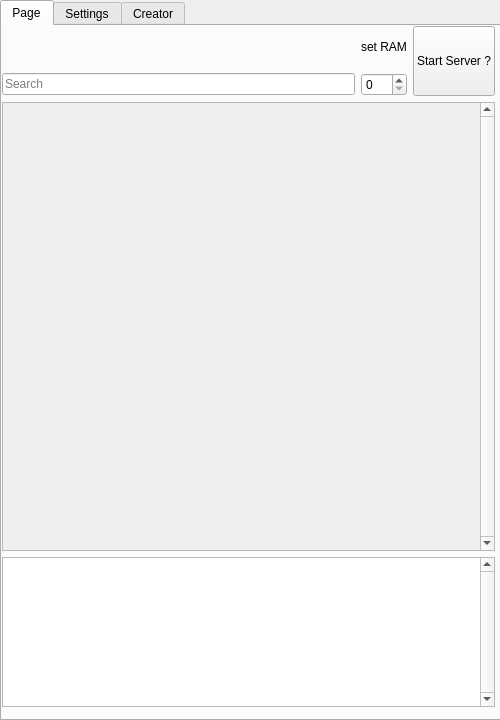
Neeko-iko/JavierLauncher, file Internals/Super Internals/JavierUI.ui: the form before one commit.
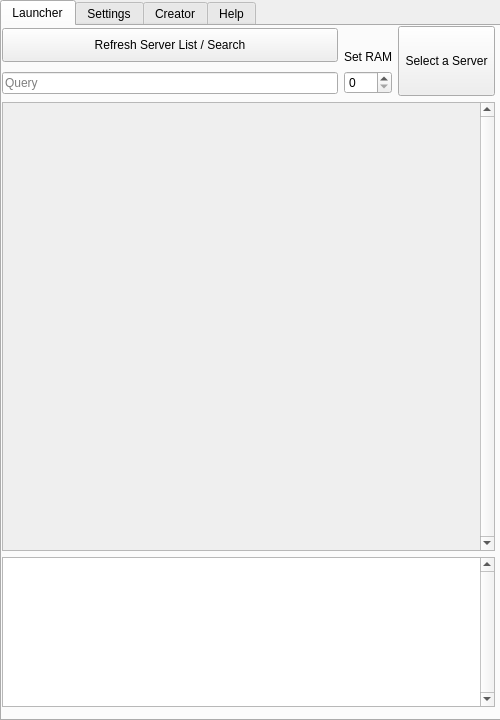
The form after the commit.

Commit message: updated formatting, search placeholder, logo, buncha more stuffs isn't that all neat and dandy

```diff
--- a/Internals/Super Internals/JavierUI.ui
+++ b/Internals/Super Internals/JavierUI.ui
@@ -56,9 +56,12 @@
     <property name="currentIndex">
      <number>0</number>
     </property>
+    <property name="tabBarAutoHide">
+     <bool>true</bool>
+    </property>
     <widget class="QWidget" name="tab_3">
      <attribute name="title">
-      <string>Page</string>
+      <string>Launcher</string>
      </attribute>
      <widget class="QWidget" name="gridLayoutWidget">
       <property name="geometry">
@@ -79,7 +82,7 @@
           <string/>
          </property>
          <property name="placeholderText">
-          <string>Search</string>
+          <string>Query</string>
          </property>
          <property name="clearButtonEnabled">
           <bool>true</bool>
@@ -90,12 +93,24 @@
         <widget class="QPushButton" name="startButton">
          <property name="minimumSize">
           <size>
-           <width>0</width>
+           <width>97</width>
+           <height>70</height>
+          </size>
+         </property>
+         <property name="maximumSize">
+          <size>
+           <width>97</width>
            <height>70</height>
           </size>
          </property>
          <property name="text">
-          <string>Start Server ?</string>
+          <string>Select a Server</string>
+         </property>
+         <property name="default">
+          <bool>false</bool>
+         </property>
+         <property name="flat">
+          <bool>false</bool>
          </property>
         </widget>
        </item>
@@ -149,7 +164,16 @@
        <item row="0" column="1">
         <widget class="QLabel" name="label_2">
          <property name="text">
-          <string>set RAM</string>
+          <string>Set RAM</string>
+         </property>
+         <property name="scaledContents">
+          <bool>false</bool>
+         </property>
+         <property name="alignment">
+          <set>Qt::AlignBottom|Qt::AlignHCenter</set>
+         </property>
+         <property name="openExternalLinks">
+          <bool>false</bool>
          </property>
         </widget>
        </item>
@@ -193,7 +217,7 @@
            <rect>
             <x>0</x>
             <y>0</y>
-            <width>461</width>
+            <width>500</width>
             <height>442</height>
            </rect>
           </property>
@@ -203,12 +227,31 @@
             <verstretch>0</verstretch>
            </sizepolicy>
           </property>
+          <property name="minimumSize">
+           <size>
+            <width>500</width>
+            <height>0</height>
+           </size>
+          </property>
           <property name="focusPolicy">
            <enum>Qt::NoFocus</enum>
           </property>
          </widget>
         </widget>
        </item>
+       <item row="0" column="0">
+        <widget class="QPushButton" name="refreshButton">
+         <property name="minimumSize">
+          <size>
+           <width>0</width>
+           <height>34</height>
+          </size>
+         </property>
+         <property name="text">
+          <string>Refresh Server List / Search</string>
+         </property>
+        </widget>
+       </item>
       </layout>
      </widget>
     </widget>
@@ -222,6 +265,11 @@
       <string>Creator</string>
      </attribute>
     </widget>
+    <widget class="QWidget" name="tab_4">
+     <attribute name="title">
+      <string>Help</string>
+     </attribute>
+    </widget>
    </widget>
   </widget>
  </widget>
```
Left out of the diff: 10 changed lines with no effect on the pictures. The commit also changes 6 other files.
